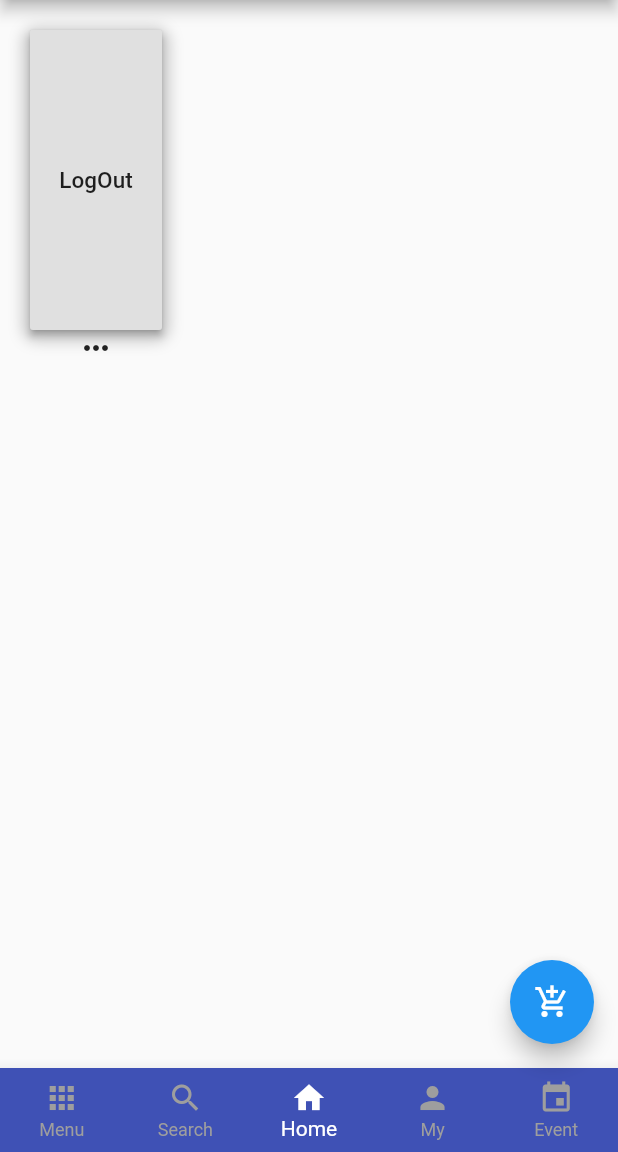
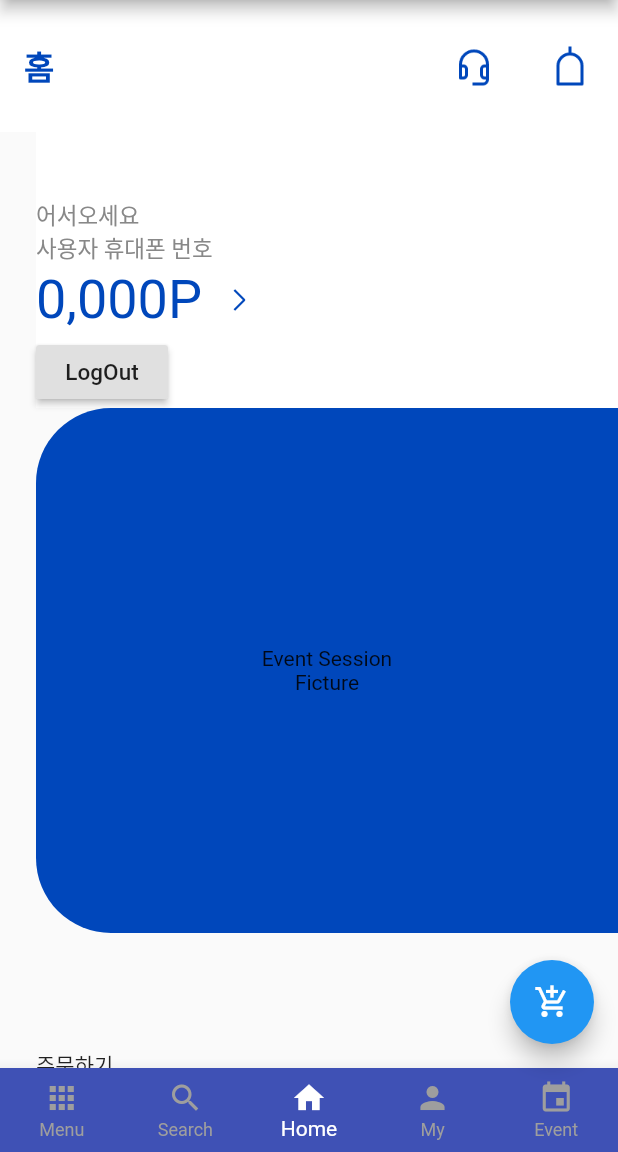
Before and after one commit to Coffee-Street/strada-flutter, a Flutter app: the screen it shows after launch, on a phone screen of 412 x 824 dp, the part 84-1236 px from its top. Run offline on Flutter 3.47's test engine with Material 2 defaults, Android fonts, the phone set to English and light mode, and no system bars; our stand-ins replace dio, retrofit, shared_preferences, splashscreen; accounts and stored records are empty; generated files the repository leaves out were written again.

Commit message:
Color Palette 적용 및 Home Screen 적용
- Color Paette 미적용 부분에 적용
- 홈 화면 UI 추가
- 불필요 import 제거

```diff
--- a/src/lib/resource/Screens/Auth.dart
+++ b/src/lib/resource/Screens/Auth.dart
@@ -1,5 +1,6 @@
 import 'package:flutter/material.dart';
 
+import 'package:src/resource/design/ColorPalette.dart';
 import 'package:src/resource/Screens/Home.dart';
 import 'package:src/resource/BLoC/AuthBLoC.dart';
 
@@ -51,7 +52,7 @@ class _AuthMainPageState extends State<AuthMainPage> {
                 controller: phoneNumberController,
                 decoration: InputDecoration(
                   enabledBorder: UnderlineInputBorder(
-                    borderSide: BorderSide(color: Colors.blue),
+                    borderSide: BorderSide(color: MainColorPalette.primaryColor),
                     borderRadius: BorderRadius.circular(15),
                   ),
                   hintText: '전화번호를 입력해주세요.',
--- a/src/lib/resource/Screens/Home.dart
+++ b/src/lib/resource/Screens/Home.dart
@@ -1,4 +1,8 @@
+import 'dart:ui';
+
 import 'package:flutter/material.dart';
+
+import 'package:src/resource/design/ColorPalette.dart';
 import 'package:src/resource/BLoC/AuthBLoC.dart';
 import 'package:src/resource/Screens/Auth.dart';
 
@@ -14,25 +18,97 @@ class HomePage extends StatelessWidget {
 
 class HomePageDisplay extends StatelessWidget {
   // Session List
-  Widget authSession(BuildContext context){
+  Widget appbarSession(BuildContext context) {
     return Container(
-      height: 200,
-      decoration: BoxDecoration(
-        color: Colors.grey[100],
-        borderRadius: BorderRadius.all(
-          Radius.circular(10),
+        padding: EdgeInsets.zero,
+        color: MainColorPalette.monoWhite,
+        width: MediaQuery.of(context).size.width,
+        height: 88,
+        child: Column(
+          mainAxisAlignment: MainAxisAlignment.end,
+          children: <Widget>[
+            Row(
+              mainAxisAlignment: MainAxisAlignment.spaceBetween,
+              children: [
+                Padding(
+                  padding: EdgeInsets.fromLTRB(0, 0, 0, 4),
+                  child: Text(
+                    '홈',
+                    style: TextStyle(
+                      color: MainColorPalette.primaryColor,
+                      fontSize: 22,
+                      fontWeight: FontWeight.bold,
                     ),
-        boxShadow: [
-          BoxShadow(
-            color: Colors.grey.withOpacity(0.5),
-            spreadRadius: 5,
-            blurRadius: 7,
-            offset: Offset(0, 3), // changes position of shadow
+                  ),
+                ),
+                Row(
+                  children: <Widget>[
+                    IconButton(
+                      iconSize: 48,
+                      icon: Image.asset(
+                        'assets/icon_images/icon_voc@2x.png',
+                        // width: iconSize, height: iconSize,
+                        color: MainColorPalette.primaryColor,
+                      ),
+                      onPressed: () {},
+                    ),
+                    IconButton(
+                      iconSize: 48,
+                      icon: Image.asset(
+                        'assets/icon_images/icon_notice@2x.png',
+                        // width: iconSize, height: iconSize,
+                        color: MainColorPalette.primaryColor,
+                      ),
+                      onPressed: () {
+                        print("눌러짐");
+                      },
                     ),
                   ],
                 ),
-      // child: AuthMainPage(),
-      child:  RaisedButton(
+              ],
+            ),
+          ],
+        ),
+    );
+  }
+
+  Widget authSession(BuildContext context){
+    return Container(
+      padding: EdgeInsets.zero,
+      color: MainColorPalette.monoWhite,
+      child: Padding(
+        padding: EdgeInsets.fromLTRB(0, 44, 0, 0),
+        child: Column(
+          crossAxisAlignment: CrossAxisAlignment.start,
+          children: <Widget>[
+            Text(
+              '어서오세요\n사용자 휴대폰 번호', // TODO : user id(phone number) 적용
+              style: TextStyle(
+                fontSize: 15,
+                color: MainColorPalette.monoDarkGray,
+              ),
+            ),
+            Row(
+              mainAxisAlignment: MainAxisAlignment.start,
+              children: <Widget>[
+                Text(
+                  '0,000P', // TODO : user point 적용
+                  style: TextStyle(
+                    fontSize: 36,
+                    color: MainColorPalette.primaryColor,
+                  ),
+                ),
+                IconButton(
+                  icon: Image.asset(
+                    'assets/icon_images/icon_more_thick_blue.png',
+                    width: 36, height: 36,
+                    color: MainColorPalette.primaryColor,
+                  ),
+                  onPressed: () {},
+                ),
+              ],
+            ),
+            RaisedButton(
               child: Text(
                 'LogOut',
                 style: TextStyle(fontSize: 15),
@@ -49,6 +125,54 @@ class HomePageDisplay extends StatelessWidget {
                 });
               },
             ),
+          ],
+        ),
+      ),
+    );
+  }
+
+  Widget eventSession(BuildContext context){
+    return Container(
+      height: 350,
+      width: double.infinity,
+      child: DecoratedBox(
+        decoration: BoxDecoration(
+          color: MainColorPalette.primaryColor,
+          borderRadius: BorderRadius.only(
+            topLeft: Radius.circular(50),
+            bottomLeft: Radius.circular(50),
+          ),
+        ),
+        child: Column(
+          mainAxisAlignment: MainAxisAlignment.center,
+          children: <Widget>[
+            Text(
+              'Event Session',
+            ),
+            Text(
+              'Ficture',
+            ),
+          ],
+        ),
+      ),
+    );
+  }
+
+  Widget orderSession(BuildContext context){
+    return Container(
+      padding: EdgeInsets.only(
+        top: 77,
+      ),
+      child: DecoratedBox(
+        decoration: BoxDecoration(),
+        child: Row(
+          children: <Widget>[
+            Text(
+              '주문하기',
+            ),
+          ],
+        ),
+      ),
     );
   }
   // TODO : Session 추가
@@ -57,14 +181,63 @@ class HomePageDisplay extends StatelessWidget {
 
   @override
   Widget build(BuildContext context) {
+    double maxScreenWidth = MediaQuery.of(context).size.width;
+    double iconSize;
+    if(maxScreenWidth > 1){
+      iconSize = 100;
+    }
+    else {
+      iconSize = 48;
+    }
+
     return Scaffold(
+      appBar: AppBar(
+        automaticallyImplyLeading: false,
+        backgroundColor: MainColorPalette.monoWhite,
+        elevation: 0,
+        toolbarHeight: 88,
+        title: Text(
+          '홈',
+          style: TextStyle(
+            color: MainColorPalette.primaryColor,
+            fontSize: 22,
+            fontWeight: FontWeight.bold,
+          ),
+        ),
+        actions: [
+          IconButton(
+            iconSize: 48,
+            icon: Image.asset(
+              'assets/icon_images/icon_voc@2x.png',
+              // width: 48, height: 48,
+              width: iconSize, height: iconSize,
+              color: MainColorPalette.primaryColor,
+            ),
+            onPressed: () {},
+          ),
+          IconButton(
+            iconSize: 48,
+            icon: Image.asset(
+              'assets/icon_images/icon_notice@2x.png',
+              // width: 48, height: 48,
+              // width: iconSize, height: iconSize,
+              color: MainColorPalette.primaryColor,
+            ),
+            onPressed: () {},
+          ),
+        ],
+      ),
       body:Padding(
-        padding: EdgeInsets.all(20.0),
+        padding: EdgeInsets.only(
+          left: 24,
+        ),
         child: Column(
           mainAxisAlignment: MainAxisAlignment.start,
           children: <Widget>[
+            // appbarSession(context),
             authSession(context),
-            Icon(Icons.more_horiz,), // TODO : 나누는 가로선을 넣고 싶었다.
+            eventSession(context),
+            orderSession(context),
           ],
         ),
       ),
--- a/src/lib/resource/Screens/Main.dart
+++ b/src/lib/resource/Screens/Main.dart
@@ -2,7 +2,6 @@ import 'package:flutter/material.dart';
 
 // TODO : 연결할 파일 import
 import 'Home.dart';
-import 'Auth.dart';
 
 void main() => runApp(MainApp());
 
@@ -21,7 +20,6 @@ class MainApp extends StatelessWidget {
     );
   }
 }
-
 
 class MainMenu extends StatefulWidget {
   MainMenu({Key key, this.title}) : super(key: key);
--- a/src/lib/resource/Screens/Splash.dart
+++ b/src/lib/resource/Screens/Splash.dart
@@ -3,6 +3,7 @@ import 'dart:async';
 import 'package:flutter/material.dart';
 import 'package:splashscreen/splashscreen.dart';
 
+import '../design/ColorPalette.dart';
 import 'Auth.dart';
 import 'Main.dart';
 
@@ -26,7 +27,7 @@ class _SplashPageState extends State<SplashPage> {
   @override
   Widget build(BuildContext context) {
     return Container(
-        color: Colors.white,
+        color: MainColorPalette.monoWhite,
         child:Center(
           child: Image.asset(
             'assets/splash_logo.png',
@@ -85,7 +86,7 @@ class _AterSplashState extends State<AfterSplash> {
               child: TextField(
                 decoration: InputDecoration(
                   enabledBorder: UnderlineInputBorder(
-                    borderSide: BorderSide(color: Colors.blue),
+                    borderSide: BorderSide(color: MainColorPalette.primaryColor),
                     borderRadius: BorderRadius.circular(15),
                   ),
                   hintText: '전화번호를 입력해주세요.',
--- a/src/pubspec.yaml
+++ b/src/pubspec.yaml
@@ -25,7 +25,6 @@ dependencies:
     sdk: flutter
   splashscreen:
   shared_preferences: ^0.5.1+2
-
 
   # The following adds the Cupertino Icons font to your application.
   # Use with the CupertinoIcons class for iOS style icons.
@@ -84,3 +83,4 @@ flutter:
   # see https://flutter.dev/custom-fonts/#from-packages
   assets:
     - assets/splash_logo.png
+    - assets/icon_images/
```
Also changed, not shown: src/lib/resource/design/Theme.dart (+12 -1 lines), src/assets/icon_images/icon_more_thick_blue.png (added), src/assets/icon_images/icon_notice.png (added), src/assets/icon_images/icon_notice@2x.png (added), src/assets/icon_images/icon_voc.png (added), src/assets/icon_images/icon_voc@2x.png (added). Lines whose indentation alone changed are shown as unchanged.
